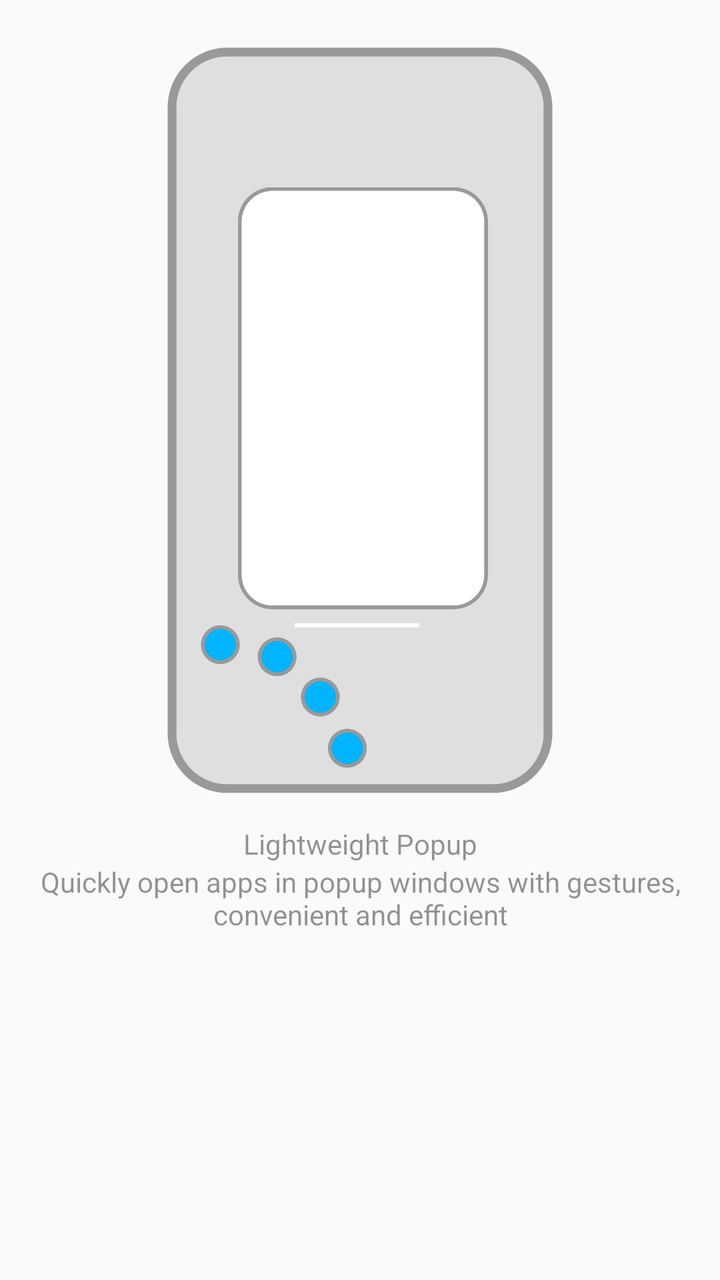
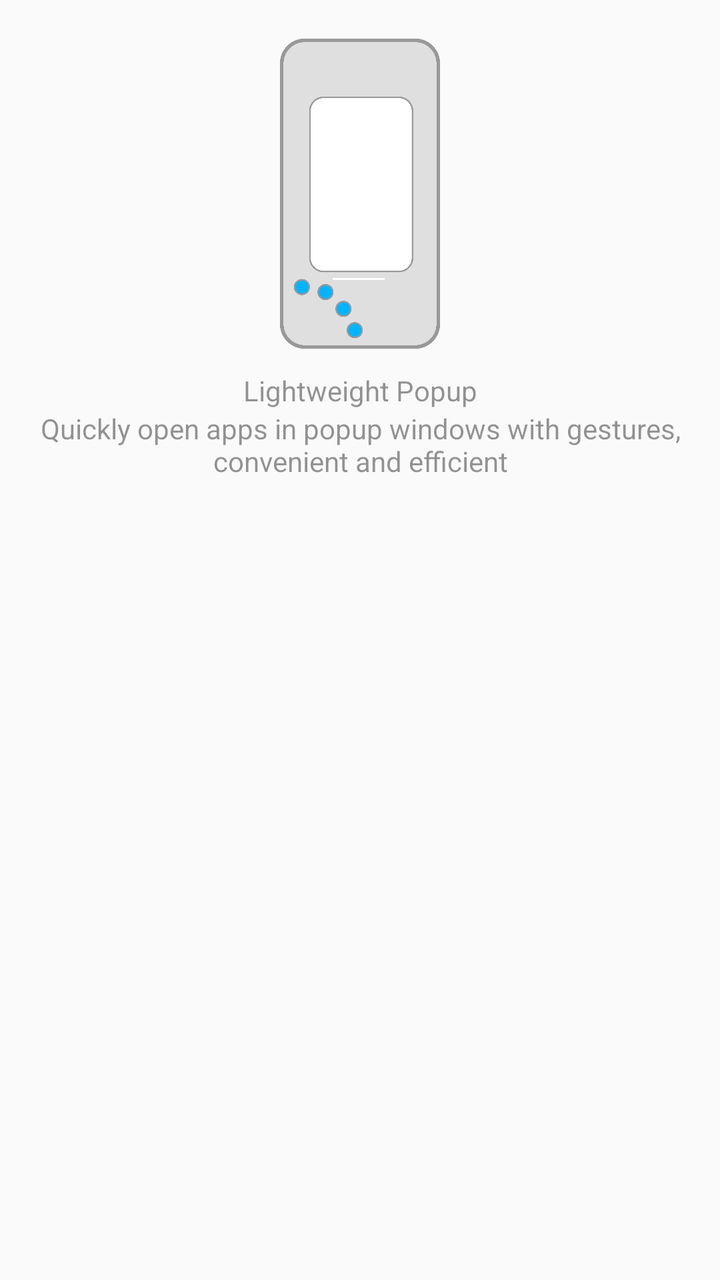

Before-and-after screenshots of an Android layout around one commit, followed by the original layout XML and the change that was made.
<!-- AndroidManifest.xml: application theme Theme.SystemUIEX -->
<!-- res/layout/settings_header.xml -->
<?xml version="1.0" encoding="utf-8"?>
<LinearLayout xmlns:android="http://schemas.android.com/apk/res/android"
    android:layout_width="match_parent"
    android:layout_height="wrap_content"
    android:gravity="center_horizontal"
    android:orientation="vertical"
    android:padding="16dp">

    <ImageView
        android:layout_width="240dp"
        android:layout_height="wrap_content"
        android:adjustViewBounds="true"
        android:contentDescription="@null"
        android:src="@drawable/ic_home_page" />

    <TextView
        android:layout_width="match_parent"
        android:layout_height="wrap_content"
        android:layout_marginTop="8dp"
        android:gravity="center"
        android:text="@string/main_hint"
        android:textColor="?android:attr/textColorSecondary"
        android:alpha="0.7"
        android:textSize="14sp" />

    <TextView
        android:layout_width="match_parent"
        android:layout_height="wrap_content"
        android:gravity="center"
        android:text="@string/main_ps"
        android:textColor="?android:attr/textColorSecondary"
        android:alpha="0.7"
        android:textSize="14sp" />
</LinearLayout>
<!-- resources referenced by this layout -->
<resources>
  <!-- drawable ic_home_page: png bitmap (drawable, 54361 bytes) -->
  <string name="main_hint">Lightweight Popup</string>
  <string name="main_ps">Quickly open apps in popup windows with gestures, convenient and efficient</string>
  <style name="Theme.SystemUIEX" parent="android:Theme.Material.Light.NoActionBar" />
</resources>

<!-- the commit's change to res/layout/settings_header.xml (unified diff, before → after) -->
@@ -7,7 +7,7 @@
     android:padding="16dp">
 
     <ImageView
-        android:layout_width="240dp"
+        android:layout_width="100dp"
         android:layout_height="wrap_content"
         android:adjustViewBounds="true"
         android:contentDescription="@null"
